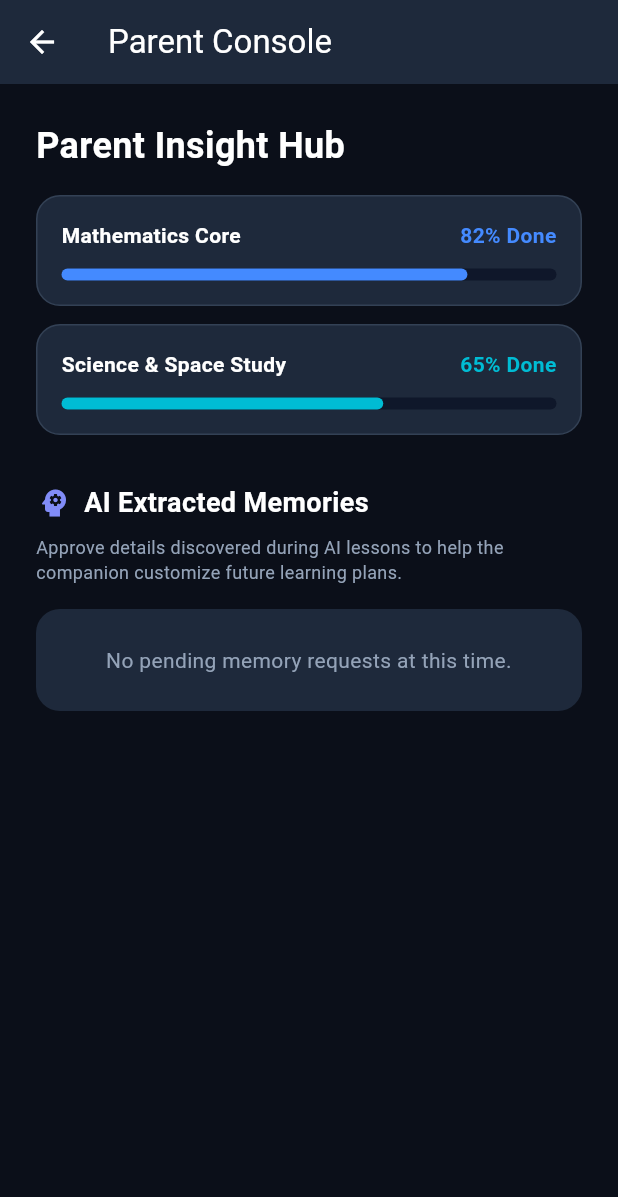
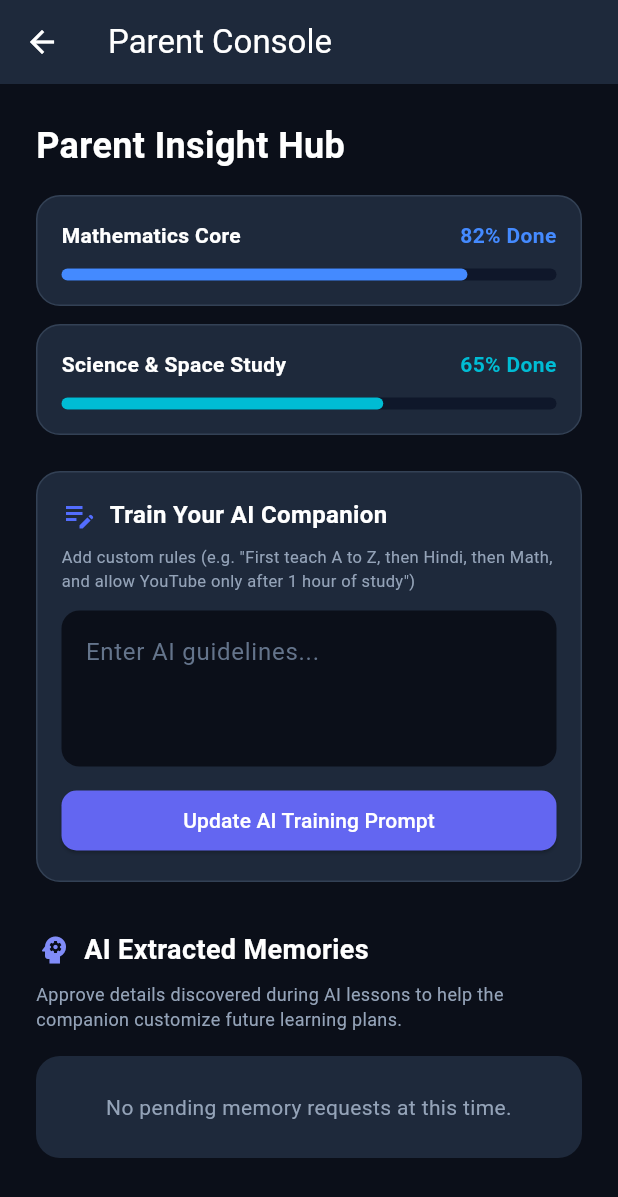
Before and after one commit to premranjanpro/ai_tutor_flutterapp, a Flutter app: the ParentDashboard screen opened directly, on a phone screen of 412 x 824 dp. Shown: the top 1197 px of the screen. Run offline on Flutter 3.47's test engine with Material 3 defaults, Android fonts, the light colour scheme and no system bars; our stand-ins replace dio, flutter_riverpod, flutter_secure_storage; accounts and stored records are empty; network calls fail; Roboto replaces fonts that are missing (Outfit).

Commit message:
feat: implement Parent AI training prompt editor in mobile ParentConsole

```diff
--- a/lib/features/parent/parent_dashboard.dart
+++ b/lib/features/parent/parent_dashboard.dart
@@ -5,25 +5,25 @@ import '../authentication/auth_provider.dart';
 class MemoryItem {
   final String id;
   final String content;
-  final String type;
+  final String status;
+  final String sensitivity;
   final double importance;
-  final String sensitivity;
 
   MemoryItem({
     required this.id,
     required this.content,
-    required this.type,
+    required this.status,
+    required this.sensitivity,
     required this.importance,
-    required this.sensitivity,
   });
 
   factory MemoryItem.fromJson(Map<String, dynamic> json) {
     return MemoryItem(
-      id: json['id'],
-      content: json['content'],
-      type: json['memoryType'] ?? 'learning_goal',
+      id: json['id'] ?? '',
+      content: json['content'] ?? '',
+      status: json['status'] ?? '',
+      sensitivity: json['sensitivity'] ?? '',
       importance: (json['importance'] as num?)?.toDouble() ?? 0.5,
-      sensitivity: json['sensitivity'] ?? 'low',
     );
   }
 }
@@ -38,11 +38,18 @@ class ParentDashboard extends ConsumerStatefulWidget {
 class _ParentDashboardState extends ConsumerState<ParentDashboard> {
   bool _loading = true;
   List<MemoryItem> _memories = [];
+  final _customPromptController = TextEditingController();
 
   @override
   void initState() {
     super.initState();
     _fetchMemories();
+  }
+
+  @override
+  void dispose() {
+    _customPromptController.dispose();
+    super.dispose();
   }
 
   Future<void> _fetchMemories() async {
@@ -58,6 +65,29 @@ class _ParentDashboardState extends ConsumerState<ParentDashboard> {
       }
     } catch (e) {
       setState(() => _loading = false);
+    }
+  }
+
+  Future<void> _saveCustomInstructions() async {
+    final messenger = ScaffoldMessenger.of(context);
+    final text = _customPromptController.text.trim();
+    if (text.isEmpty) return;
+
+    try {
+      final client = ref.read(apiClientProvider);
+      final response = await client.dio.post(
+        '/api/family/custom-instructions',
+        data: {'instructions': text},
+      );
+      if (response.data['success'] == true) {
+        messenger.showSnackBar(
+          const SnackBar(content: Text('🤖 AI trained successfully with custom rules!'), backgroundColor: Colors.indigoAccent),
+        );
+      }
+    } catch (e) {
+      messenger.showSnackBar(
+        SnackBar(content: Text('Failed to update AI prompt: $e'), backgroundColor: Colors.redAccent),
+      );
     }
   }
 
@@ -120,6 +150,61 @@ class _ParentDashboardState extends ConsumerState<ParentDashboard> {
             _buildProgressCard('Mathematics Core', 0.82, Colors.blueAccent),
             const SizedBox(height: 12),
             _buildProgressCard('Science & Space Study', 0.65, Colors.cyan),
+            const SizedBox(height: 24),
+            // Train AI Prompt box
+            Container(
+              padding: const EdgeInsets.all(16),
+              decoration: BoxDecoration(
+                color: const Color(0xFF1E293B),
+                borderRadius: BorderRadius.circular(16),
+                border: Border.all(color: const Color(0xFF334155)),
+              ),
+              child: Column(
+                crossAxisAlignment: CrossAxisAlignment.start,
+                children: [
+                  const Row(
+                    children: [
+                      Icon(Icons.edit_note, color: Colors.indigoAccent),
+                      SizedBox(width: 8),
+                      Text('Train Your AI Companion', style: TextStyle(color: Colors.white, fontWeight: FontWeight.bold, fontSize: 16)),
+                    ],
+                  ),
+                  const SizedBox(height: 8),
+                  const Text(
+                    'Add custom rules (e.g. "First teach A to Z, then Hindi, then Math, and allow YouTube only after 1 hour of study")',
+                    style: TextStyle(color: Color(0xFF94A3B8), fontSize: 11),
+                  ),
+                  const SizedBox(height: 12),
+                  TextField(
+                    controller: _customPromptController,
+                    style: const TextStyle(color: Colors.white),
+                    maxLines: 3,
+                    decoration: InputDecoration(
+                      hintText: 'Enter AI guidelines...',
+                      hintStyle: const TextStyle(color: Color(0xFF64748B)),
+                      filled: true,
+                      fillColor: const Color(0xFF0B0F19),
+                      border: OutlineInputBorder(
+                        borderRadius: BorderRadius.circular(12),
+                        borderSide: BorderSide.none,
+                      ),
+                    ),
+                  ),
+                  const SizedBox(height: 12),
+                  SizedBox(
+                    width: double.infinity,
+                    child: ElevatedButton(
+                      onPressed: _saveCustomInstructions,
+                      style: ElevatedButton.styleFrom(
+                        backgroundColor: const Color(0xFF6366F1),
+                        shape: RoundedRectangleBorder(borderRadius: BorderRadius.circular(10)),
+                      ),
+                      child: const Text('Update AI Training Prompt', style: TextStyle(color: Colors.white)),
+                    ),
+                  ),
+                ],
+              ),
+            ),
             const SizedBox(height: 32),
             Row(
               children: [
@@ -220,13 +305,21 @@ class _ParentDashboardState extends ConsumerState<ParentDashboard> {
                   borderRadius: BorderRadius.circular(12),
                 ),
                 child: Text(
-                  item.type.replaceAll('_', ' ').toUpperCase(),
-                  style: const TextStyle(color: Color(0xFFC7D2FE), fontSize: 10, fontWeight: FontWeight.bold),
+                  'Importance: ${(item.importance * 10).toInt()}/10',
+                  style: const TextStyle(color: Color(0xFFC7D2FE), fontSize: 11, fontWeight: FontWeight.bold),
                 ),
               ),
-              Text(
-                'Conf: ${(item.importance * 100).toInt()}%',
-                style: const TextStyle(color: Color(0xFF64748B), fontSize: 11),
+              Container(
+                padding: const EdgeInsets.symmetric(horizontal: 10, vertical: 4),
+                decoration: BoxDecoration(
+                  color: item.sensitivity == 'high' ? const Color(0xFF991B1B) : const Color(0xFF1E293B),
+                  borderRadius: BorderRadius.circular(12),
+                  border: Border.all(color: const Color(0xFF475569)),
+                ),
+                child: Text(
+                  item.sensitivity.toUpperCase(),
+                  style: const TextStyle(color: Colors.white, fontSize: 10, fontWeight: FontWeight.bold),
+                ),
               ),
             ],
           ),
@@ -237,17 +330,29 @@ class _ParentDashboardState extends ConsumerState<ParentDashboard> {
           ),
           const SizedBox(height: 16),
           Row(
-            mainAxisAlignment: MainAxisAlignment.end,
             children: [
-              TextButton(
-                onPressed: () => _reject(item.id),
-                child: const Text('Reject', style: TextStyle(color: Colors.redAccent)),
+              Expanded(
+                child: ElevatedButton.icon(
+                  onPressed: () => _approve(item.id),
+                  style: ElevatedButton.styleFrom(
+                    backgroundColor: Colors.green,
+                    shape: RoundedRectangleBorder(borderRadius: BorderRadius.circular(10)),
+                  ),
+                  icon: const Icon(Icons.check, color: Colors.white, size: 16),
+                  label: const Text('Approve', style: TextStyle(color: Colors.white, fontSize: 12)),
+                ),
               ),
-              const SizedBox(width: 8),
-              ElevatedButton(
-                onPressed: () => _approve(item.id),
-                style: ElevatedButton.styleFrom(backgroundColor: const Color(0xFF6366F1)),
-                child: const Text('Approve', style: TextStyle(color: Colors.white)),
+              const SizedBox(width: 12),
+              Expanded(
+                child: ElevatedButton.icon(
+                  onPressed: () => _reject(item.id),
+                  style: ElevatedButton.styleFrom(
+                    backgroundColor: const Color(0xFF475569),
+                    shape: RoundedRectangleBorder(borderRadius: BorderRadius.circular(10)),
+                  ),
+                  icon: const Icon(Icons.close, color: Colors.white, size: 16),
+                  label: const Text('Reject', style: TextStyle(color: Colors.white, fontSize: 12)),
+                ),
               ),
             ],
           ),
```
